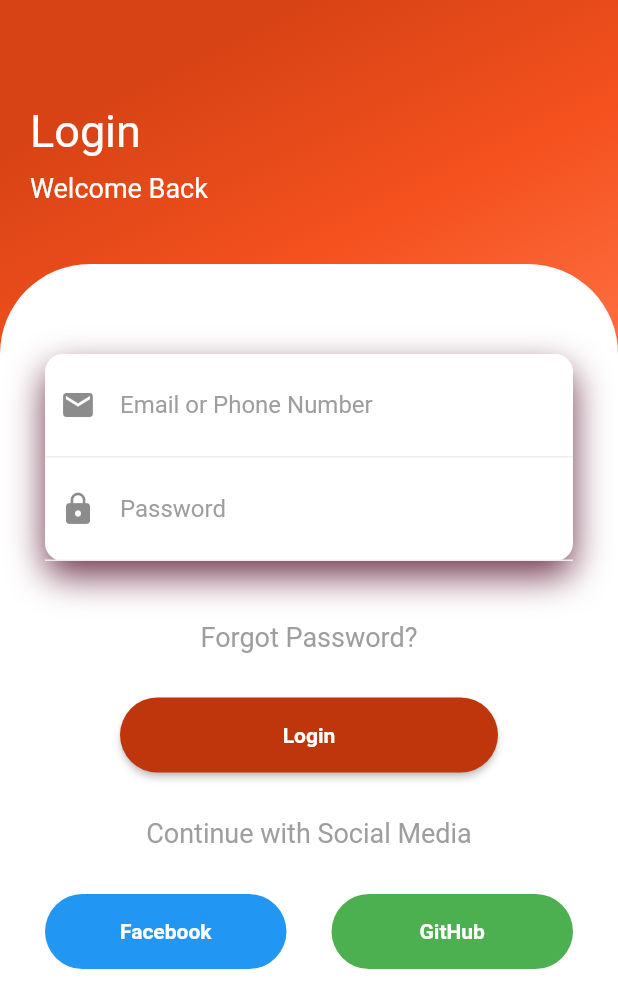
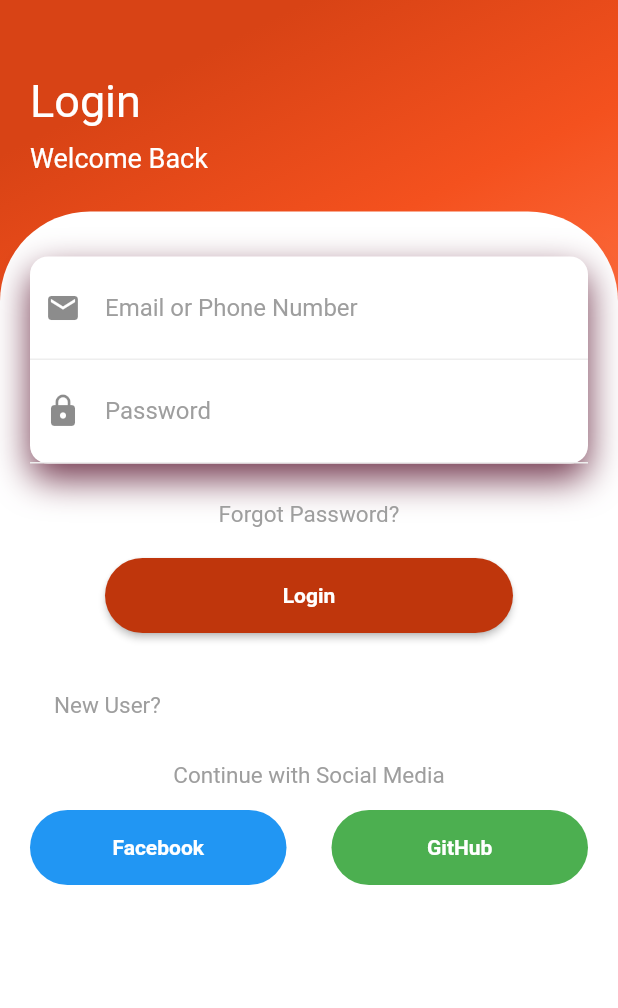
Before and after one commit to archanapunitha/flutter_login, a Flutter app: the screen it shows after launch, on a phone screen of 412 x 824 dp. Shown: the top 1008 px of the screen. Run offline on Flutter 3.47's test engine with Material 2 defaults, Android fonts, the phone set to English and light mode, and no system bars; our stand-ins replace shared_preferences.

Commit message:
create SignUp page

```diff
--- /dev/null
+++ b/lib/SignUp.dart
@@ -0,0 +1,16 @@
+import 'package:flutter/cupertino.dart';
+import 'package:flutter/material.dart';
+
+class SignUp extends StatefulWidget {
+  @override
+  _SignUpState createState() => _SignUpState();
+}
+
+class _SignUpState extends State<SignUp> {
+  @override
+  Widget build(BuildContext context) {
+    return Scaffold(
+
+    );
+  }
+}
--- a/lib/main.dart
+++ b/lib/main.dart
@@ -1,6 +1,6 @@
 import 'dart:convert';
+import 'package:flutter_login/SignUp.dart';
 import 'package:http/http.dart' as http;
-
 import 'package:flutter/material.dart';
 import 'package:flutter_login/HomePage.dart';
 import 'package:flutter_login/LoginModel.dart';
@@ -9,20 +9,21 @@ import 'package:shared_preferences/shared_preferences.dart';
 void main(){
   runApp(MaterialApp(
     debugShowCheckedModeBanner: false,
-    home: MyLogin()
+    home: MyApp()
   ));
 }
 
-class MyLogin extends StatefulWidget {
+class MyApp extends StatefulWidget {
   @override
   _MyLoginState createState() => _MyLoginState();
 }
 
-class _MyLoginState extends State<MyLogin> {
+class _MyLoginState extends State<MyApp> {
 
   TextEditingController emailController=new TextEditingController();
   TextEditingController passwordController=new TextEditingController();
   bool isLoading=false;
+  BuildContext context;
   @override
   Widget build(BuildContext context) {
     return Scaffold(
@@ -44,7 +45,7 @@ class _MyLoginState extends State<MyLogin> {
           crossAxisAlignment: CrossAxisAlignment.start,
           children: <Widget>[
             SizedBox(
-              height: 50,
+              height: 30,
             ),
             Padding(
               padding: EdgeInsets.all(20),
@@ -64,7 +65,7 @@ class _MyLoginState extends State<MyLogin> {
               ),
             ),
             SizedBox(
-              height: 20.0,
+              height: 5.0,
             ),
             Expanded(
                 child: Container(
@@ -74,11 +75,11 @@ class _MyLoginState extends State<MyLogin> {
                         topRight: Radius.circular(60))
                   ),
                   child: Padding(
-                    padding: EdgeInsets.all(30),
+                    padding: EdgeInsets.all(20),
                     child: Column(
                       children: <Widget>[
                         SizedBox(
-                          height: 30,
+                          height: 10,
                         ),
                         Container(
                           decoration: BoxDecoration(
@@ -110,7 +111,6 @@ class _MyLoginState extends State<MyLogin> {
                                       color: Colors.grey
                                     ),
                                     border: InputBorder.none
-
                                   ),
                                 ),
                               ),
@@ -139,14 +139,14 @@ class _MyLoginState extends State<MyLogin> {
                           ),
                         ),
                         SizedBox(
-                          height: 40,
+                          height: 25,
                         ),
                         Text("Forgot Password?",style: TextStyle(
                           color: Colors.grey,
-                          fontSize: 18,
+                          fontSize: 15,
                         ),),
                         SizedBox(
-                          height: 30,
+                          height: 20,
                         ),
                         Container(
                           height: 50,
@@ -171,14 +171,29 @@ class _MyLoginState extends State<MyLogin> {
                           ),
                         ),
                         SizedBox(
-                          height: 30,
+                          height: 20,
+                        ),
+                        Container(
+                          child: new ListTile(
+                            onTap:(){
+                              Navigator.of(context).push(MaterialPageRoute(builder: (context)=>SignUp()));
+                            },
+                            title: Text("New User?",style: TextStyle(
+                              color: Colors.grey,
+                              fontSize: 15,
+                            ),
+                            ),
+                          ),
+                        ),
+                        SizedBox(
+                          height: 10,
                         ),
                         Text("Continue with Social Media",style: TextStyle(
                           color: Colors.grey,
-                          fontSize: 18,
+                          fontSize: 15,
                         ),),
                         SizedBox(
-                          height: 30,
+                          height: 14,
                         ),
                         Row(
                           children: <Widget>[
@@ -236,5 +251,4 @@ Future<LoginModel> signIn(String email, String password) async {
   else{
     print(response.body);
   }
-
 }
```
